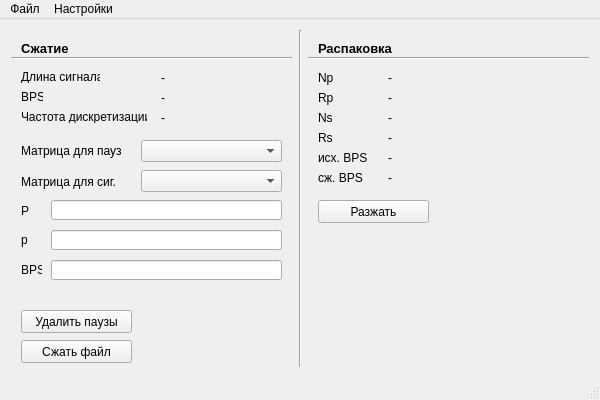
Qt form basic/SWPM_GUI/mainwindow.ui (logarithm/mord) before a commit.
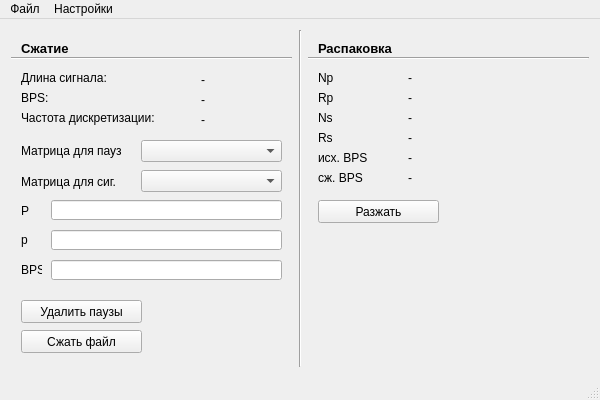
The same form after that commit.

The edit to the form file:
```diff
--- a/basic/SWPM_GUI/mainwindow.ui
+++ b/basic/SWPM_GUI/mainwindow.ui
@@ -34,7 +34,7 @@
         <rect>
          <x>10</x>
          <y>10</y>
-         <width>51</width>
+         <width>71</width>
          <height>16</height>
         </rect>
        </property>
@@ -54,8 +54,8 @@
         <rect>
          <x>10</x>
          <y>40</y>
-         <width>79</width>
-         <height>13</height>
+         <width>111</width>
+         <height>16</height>
         </rect>
        </property>
        <property name="text">
@@ -67,8 +67,8 @@
         <rect>
          <x>10</x>
          <y>60</y>
-         <width>22</width>
-         <height>13</height>
+         <width>31</width>
+         <height>16</height>
         </rect>
        </property>
        <property name="text">
@@ -80,8 +80,8 @@
         <rect>
          <x>10</x>
          <y>80</y>
-         <width>126</width>
-         <height>13</height>
+         <width>181</width>
+         <height>16</height>
         </rect>
        </property>
        <property name="text">
@@ -104,10 +104,10 @@
       <widget class="QLabel" name="inSignalLengthLabel">
        <property name="geometry">
         <rect>
-         <x>150</x>
+         <x>190</x>
          <y>40</y>
-         <width>121</width>
-         <height>16</height>
+         <width>81</width>
+         <height>20</height>
         </rect>
        </property>
        <property name="text">
@@ -117,10 +117,10 @@
       <widget class="QLabel" name="inSignalBpsLabel">
        <property name="geometry">
         <rect>
-         <x>150</x>
+         <x>190</x>
          <y>60</y>
-         <width>121</width>
-         <height>16</height>
+         <width>81</width>
+         <height>20</height>
         </rect>
        </property>
        <property name="text">
@@ -130,10 +130,10 @@
       <widget class="QLabel" name="inSignalRateLabel">
        <property name="geometry">
         <rect>
-         <x>150</x>
+         <x>190</x>
          <y>80</y>
-         <width>121</width>
-         <height>16</height>
+         <width>81</width>
+         <height>20</height>
         </rect>
        </property>
        <property name="text">
@@ -144,8 +144,8 @@
        <property name="geometry">
         <rect>
          <x>10</x>
-         <y>280</y>
-         <width>111</width>
+         <y>270</y>
+         <width>121</width>
          <height>23</height>
         </rect>
        </property>
@@ -157,8 +157,8 @@
        <property name="geometry">
         <rect>
          <x>10</x>
-         <y>310</y>
-         <width>111</width>
+         <y>300</y>
+         <width>121</width>
          <height>23</height>
         </rect>
        </property>
@@ -211,10 +211,15 @@
         <rect>
          <x>10</x>
          <y>113</y>
-         <width>111</width>
+         <width>121</width>
          <height>16</height>
         </rect>
        </property>
+       <property name="font">
+        <font>
+         <pointsize>9</pointsize>
+        </font>
+       </property>
        <property name="text">
         <string>Матрица для пауз</string>
        </property>
@@ -297,7 +302,7 @@
         <rect>
          <x>10</x>
          <y>10</y>
-         <width>79</width>
+         <width>101</width>
          <height>16</height>
         </rect>
        </property>
@@ -382,7 +387,7 @@
         <rect>
          <x>10</x>
          <y>120</y>
-         <width>51</width>
+         <width>61</width>
          <height>16</height>
         </rect>
        </property>
@@ -395,7 +400,7 @@
         <rect>
          <x>10</x>
          <y>140</y>
-         <width>51</width>
+         <width>61</width>
          <height>16</height>
         </rect>
        </property>
@@ -408,7 +413,7 @@
         <rect>
          <x>10</x>
          <y>170</y>
-         <width>111</width>
+         <width>121</width>
          <height>23</height>
         </rect>
        </property>
@@ -419,9 +424,9 @@
       <widget class="QLabel" name="NpLabel">
        <property name="geometry">
         <rect>
-         <x>80</x>
+         <x>100</x>
          <y>40</y>
-         <width>191</width>
+         <width>171</width>
          <height>16</height>
         </rect>
        </property>
@@ -432,9 +437,9 @@
       <widget class="QLabel" name="RpLabel">
        <property name="geometry">
         <rect>
-         <x>80</x>
+         <x>100</x>
          <y>60</y>
-         <width>191</width>
+         <width>171</width>
          <height>16</height>
         </rect>
        </property>
@@ -445,9 +450,9 @@
       <widget class="QLabel" name="NsLabel">
        <property name="geometry">
         <rect>
-         <x>80</x>
+         <x>100</x>
          <y>80</y>
-         <width>191</width>
+         <width>171</width>
          <height>16</height>
         </rect>
        </property>
@@ -458,9 +463,9 @@
       <widget class="QLabel" name="RsLabel">
        <property name="geometry">
         <rect>
-         <x>80</x>
+         <x>100</x>
          <y>100</y>
-         <width>191</width>
+         <width>171</width>
          <height>16</height>
         </rect>
        </property>
@@ -471,9 +476,9 @@
       <widget class="QLabel" name="signalBpsLabel">
        <property name="geometry">
         <rect>
-         <x>80</x>
+         <x>100</x>
          <y>120</y>
-         <width>191</width>
+         <width>171</width>
          <height>16</height>
         </rect>
        </property>
@@ -484,9 +489,9 @@
       <widget class="QLabel" name="compressedBpsLabel">
        <property name="geometry">
         <rect>
-         <x>80</x>
+         <x>100</x>
          <y>140</y>
-         <width>191</width>
+         <width>171</width>
          <height>16</height>
         </rect>
        </property>
```
Left out of the diff: 7 changed lines with no effect on the pictures.
